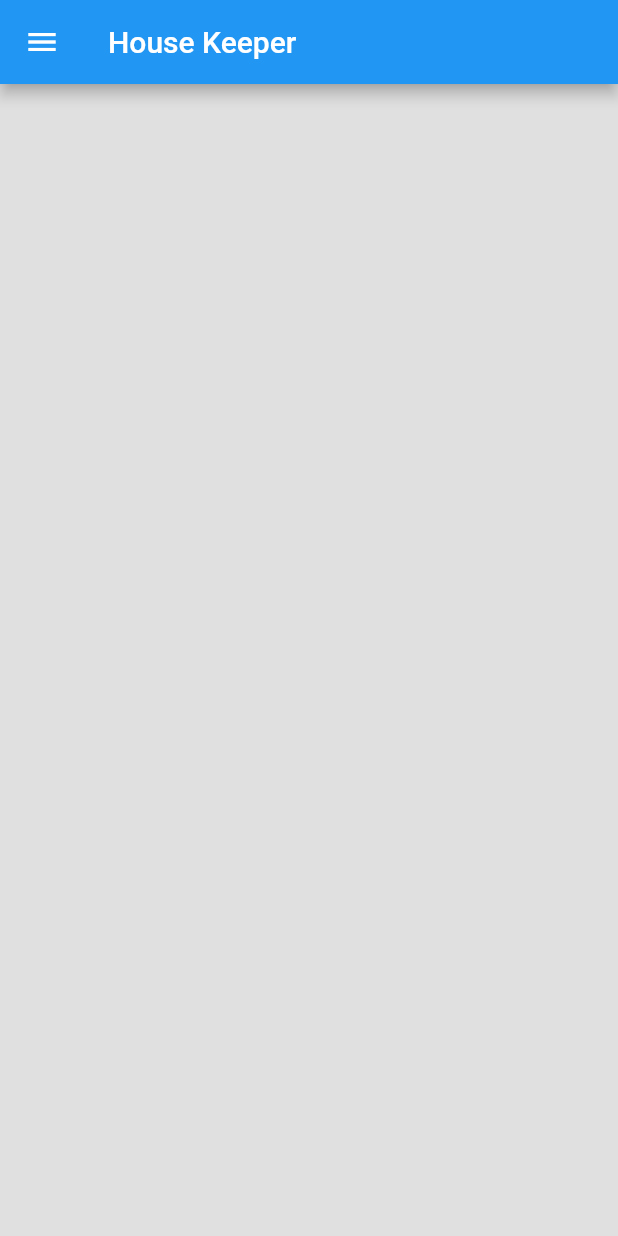
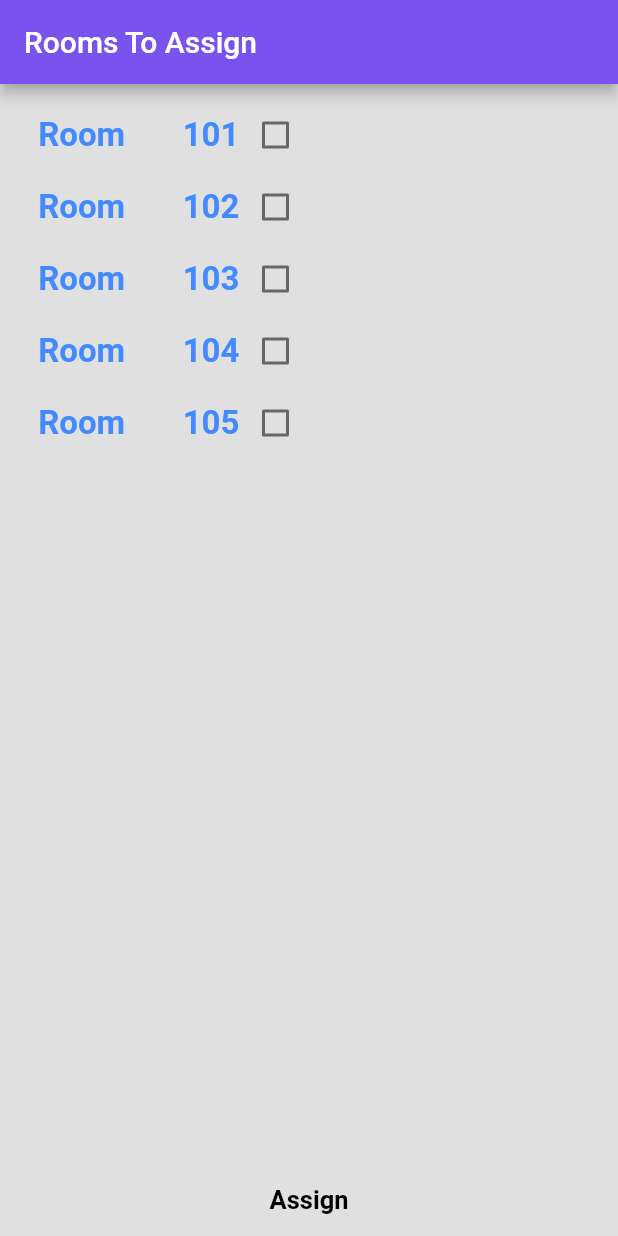
Before and after one commit to 2madman/Hotel, a Flutter app: the screen it shows after launch, on a phone screen of 412 x 824 dp. Run offline on Flutter 3.47's test engine with Material 2 defaults, Android fonts, the phone set to English and light mode, and no system bars; our stand-ins replace cloud_firestore, firebase_auth, firebase_core; accounts and stored records are empty.

Commit message:
Some changes

```diff
--- a/lib/Classes/Rooms.dart
+++ b/lib/Classes/Rooms.dart
@@ -1,11 +1,23 @@
-
 class Room{
 
   int roomNumber;
   int floor;
   bool roomCleaned = false;
   bool initialCleaning = false;
+  bool someoneCleaning = false;
   String uid;
   Room(this.roomNumber,this.floor,this.uid);
 
 }
+
+
+Room room1 = Room(101,1,"1");
+Room room2 = Room(102,1,"2");
+Room room3 = Room(103,1,"3");
+Room room4 = Room(104,1,"4");
+Room room5 = Room(105,1,"5");
+Room room6 = Room(106,1,"6");
+Room room7 = Room(107,1,"7");
+Room room8 = Room(108,1,"8");
+Room room9 = Room(109,1,"9");
+Room room10 = Room(110,1,"10");
--- a/lib/main.dart
+++ b/lib/main.dart
@@ -1,6 +1,8 @@
+import 'package:cloud_firestore/cloud_firestore.dart';
 import 'package:firebase_auth/firebase_auth.dart';
 import 'package:firebase_core/firebase_core.dart';
 import 'package:first_app/views/login_view.dart';
+import 'package:first_app/views/register_rooms.dart';
 import 'package:first_app/views/register_view.dart';
 import 'package:flutter/material.dart';
 import 'firebase_options.dart';
@@ -23,8 +25,20 @@ class MyApp extends StatefulWidget {
 
 class _MyAppState extends State<MyApp> {
 
+  List<String> docIDs = [];
+
+  Future getDocId() async {
+
+    await FirebaseFirestore.instance.collection('Users').get().then(
+          (snapshot) => snapshot.docs.forEach((document) {
+            docIDs.add(document.reference.id);
+          }),
+        );
+  }
+
   @override
   Widget build(BuildContext context) {
+
     return const MaterialApp(
       debugShowCheckedModeBanner: false,
       home: FirstPage(),
@@ -47,10 +61,10 @@ class FirstPage extends StatelessWidget {
               final user = FirebaseAuth.instance.currentUser;
 
               if(user != null){
-                return HouseKeeper();
+                return HouseKeeperView();
               }
               else{
-                return HouseKeeper();
+                return RegisterRoomsView();
               }
             default:
               return const CircularProgressIndicator();
--- a/lib/views/housekeeper_view.dart
+++ b/lib/views/housekeeper_view.dart
@@ -1,14 +1,14 @@
 import 'package:flutter/material.dart';
 import '../widget/appbar.dart';
 
-class HouseKeeper extends StatefulWidget {
-  const HouseKeeper({Key? key}) : super(key: key);
+/*class HouseKeeperView extends StatefulWidget {
+  const HouseKeeperView (String s, {Key? key}) : super(key: key);
 
   @override
-  State<HouseKeeper> createState() => _HouseKeeperState();
+  State<HouseKeeperView> createState() => _HouseKeeperViewState();
 }
 
-class _HouseKeeperState extends State<HouseKeeper> {
+class _HouseKeeperState extends State<HouseKeeperView> {
   @override
   Widget build(BuildContext context) {
 
@@ -22,4 +22,25 @@ class _HouseKeeperState extends State<HouseKeeper> {
 
 
   }
+}*/
+
+
+class HouseKeeperView extends StatefulWidget {
+  const HouseKeeperView({super.key});
+
+  @override
+  State<HouseKeeperView> createState() => _HouseKeeperViewState();
 }
+
+class _HouseKeeperViewState extends State<HouseKeeperView> {
+  @override
+  Widget build(BuildContext context) {
+    return Scaffold(
+      appBar: AppBar(
+        title: const Text("House Keeper"),
+      ),
+      backgroundColor: Colors.grey[300],
+      drawer: NavigationDrawerWidget(),
+    );
+  }
+}
--- a/lib/views/login_view.dart
+++ b/lib/views/login_view.dart
@@ -121,7 +121,7 @@ class _LoginViewState extends State<LoginView> {
                               print(userCredential);
                               Navigator.of(context).push
                               (MaterialPageRoute(builder: (BuildContext context){
-                                return const HouseKeeper();
+                                return const HouseKeeperView();
                               }));
                           }
                           on FirebaseAuthException catch(e){
--- /dev/null
+++ b/lib/views/register_rooms.dart
@@ -0,0 +1,62 @@
+import 'package:first_app/Classes/rooms.dart';
+import 'package:flutter/material.dart';
+
+import '../widget/linked_check.dart';
+import '../widget/room_register_check.dart';
+
+class RegisterRoomsView extends StatefulWidget {
+  const RegisterRoomsView({super.key});
+
+  @override
+  State<RegisterRoomsView> createState() => _RegisterRoomsViewState();
+}
+
+class _RegisterRoomsViewState extends State<RegisterRoomsView> {
+  @override
+  Widget build(BuildContext context) {
+    return Scaffold(
+      backgroundColor: Colors.grey[300],
+      appBar: AppBar(
+        title: const Text("Rooms To Assign"),
+        backgroundColor: const Color.fromARGB(255, 122, 83, 238),
+      ),
+      body:  Column(
+        children:  <Widget> [
+          const SizedBox(height: 10,),
+          LinkedLabelCheckbox3(
+            room: room1,
+          ),
+          LinkedLabelCheckbox3(
+            room: room2,
+          ),
+          LinkedLabelCheckbox3(
+            room: room3,
+          ),
+          LinkedLabelCheckbox3(
+            room: room4,
+          ),
+          LinkedLabelCheckbox3(
+            room: room5,
+          ),
+          Expanded(
+            child: Align(
+              alignment: FractionalOffset.bottomCenter,
+              child: TextButton(
+                onPressed: () => {},
+                child: const Text(
+                  "Assign",
+                  style: TextStyle(
+                    fontWeight: FontWeight.bold,
+                    fontSize: 17,
+                    color: Colors.black
+                  ),
+                ),
+              ),
+            ),
+          ),
+        ],
+      ),
+
+    );
+  }
+}
--- a/lib/widget/linked_check.dart
+++ b/lib/widget/linked_check.dart
@@ -29,7 +29,6 @@ class _LinkedLabelCheckboxState extends State<LinkedLabelCheckbox> {
           Expanded(
             child: TextButton(
               onPressed: () async {
-                print(widget.room.roomCleaned);
                 PopOut(context,widget.room);
               },
               child: Text(
@@ -42,14 +41,14 @@ class _LinkedLabelCheckboxState extends State<LinkedLabelCheckbox> {
                 ),
               ),
           ),
-          Checkbox(
+          /*Checkbox(
             value: widget.room.roomCleaned,
             onChanged: (bool? newValue) {
               setState(() {
                 widget.room.roomCleaned = newValue!;
               });
             },
-          ),
+          ),*/
         ],
       ),
     );
--- a/lib/widget/pop_out.dart
+++ b/lib/widget/pop_out.dart
@@ -13,8 +13,8 @@ Future <void> PopOut(BuildContext context,Room room )
         .update
               ({
                 'initialCleaning':room.initialCleaning,
-                'roomCleanded': room.roomCleaned,
-              }).then((value) => print('User added'));
+                'roomCleaned': room.roomCleaned,
+              });
 
   String a = room.roomNumber.toString();
   return showDialog(
--- /dev/null
+++ b/lib/widget/room_register_check.dart
@@ -0,0 +1,54 @@
+import 'package:first_app/widget/pop_out.dart';
+import 'package:flutter/material.dart';
+import '../Classes/rooms.dart';
+
+
+class LinkedLabelCheckbox3 extends StatefulWidget {
+
+   const LinkedLabelCheckbox3({
+    super.key,
+    required this.room,
+
+  });
+
+  final Room room;
+
+  @override
+  State<LinkedLabelCheckbox3> createState() => _LinkedLabelCheckbox3State();
+}
+
+class _LinkedLabelCheckbox3State extends State<LinkedLabelCheckbox3> {
+
+  @override
+  Widget build(BuildContext context) {
+    return Padding(
+      padding: const EdgeInsets.symmetric(horizontal: 20.0),
+      child: Row(
+        children: <Widget>[
+          Text(
+            " Room       ${widget.room.roomNumber}",
+            style: const TextStyle(
+              fontWeight: FontWeight.bold,
+              fontSize: 22,
+              color: Colors.blueAccent
+            ),
+          ),
+          Checkboxx(widget.room),
+        ],
+      ),
+    );
+  }
+
+  Widget Checkboxx(Room room ){
+
+    return Checkbox(
+      value: room.someoneCleaning,
+      onChanged: (bool? newValue) {
+        setState(() {
+          room.someoneCleaning = newValue!;
+        });
+      },
+    );
+
+  }
+}
```
Also changed, not shown: lib/Classes/housekeeper.dart (added, +8 -0 lines), lib/views/register_view.dart (+52 -7 lines), lib/views/rooms_view.dart (+11 -19 lines).
